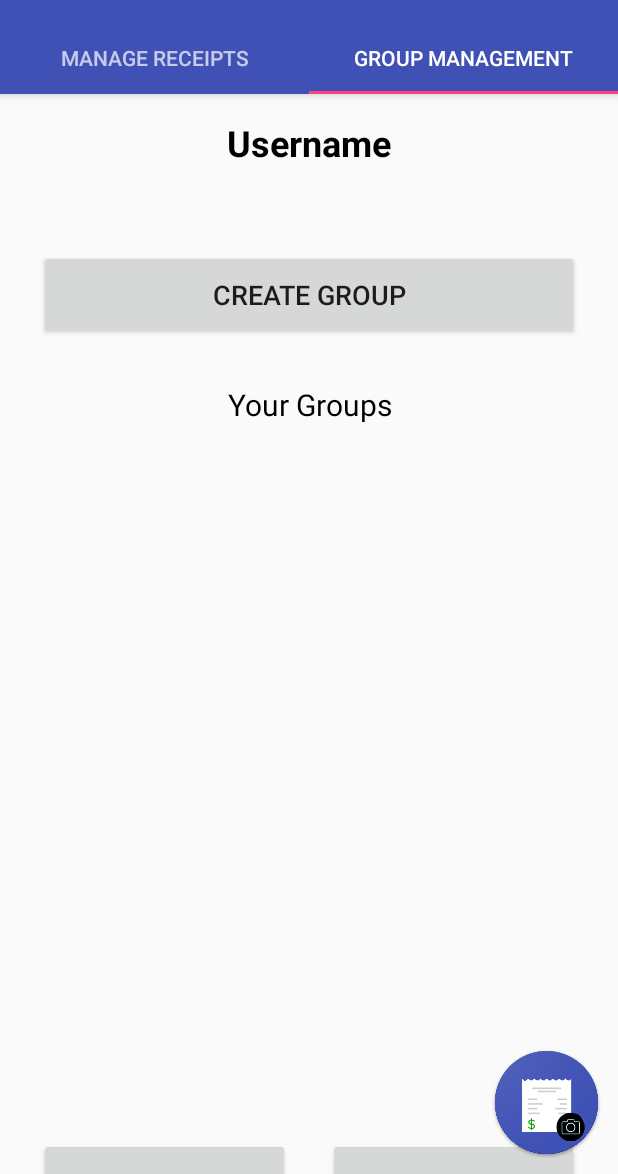
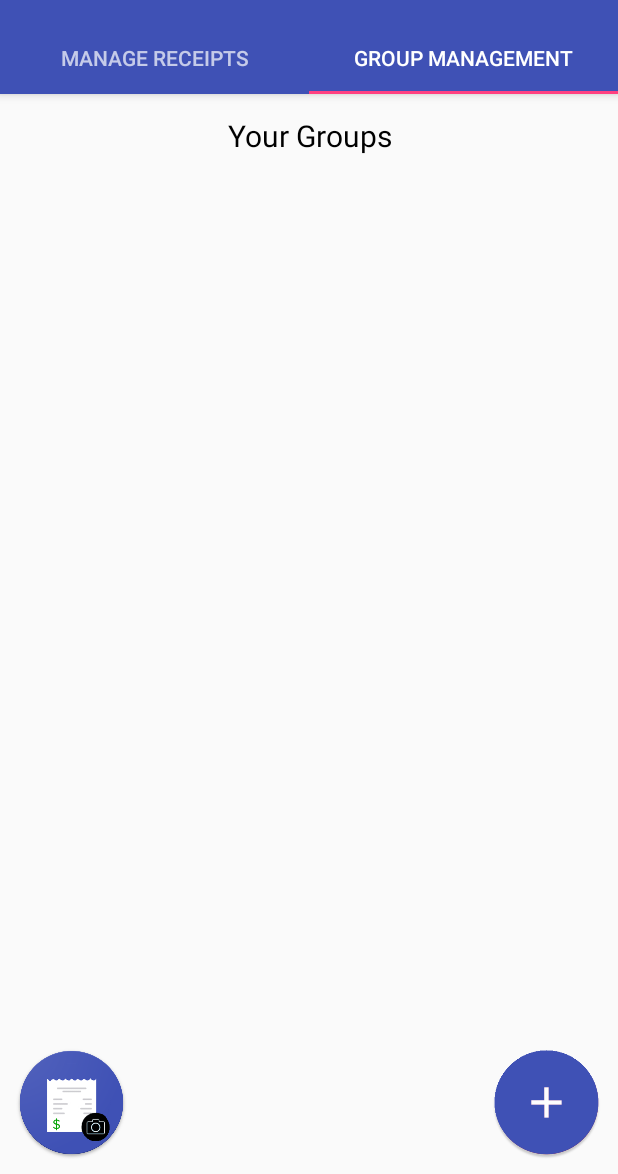
Before and after one commit to bpsokol/split-it, an Android app: the screen it shows after launch once a user with an empty profile is signed in (MainActivity), tab 2 chosen, on a phone screen of 412 x 824 dp, the part 62-1236 px from its top. Run offline under Robolectric (Android 15) with nearby library versions, the phone set to English and light mode, and no system bars; our stand-ins replace Firebase (no records; nobody signed in at launch, a user with empty details on screens opened directly); libraries missing offline, so code that uses them is left out: com.microblink, com.scandit.barcodepicker; 1 statement that could not run was skipped.

Commit message:
Updates to UI

```diff
--- a/SplitIt/app/src/main/java/project/cs495/splitit/CreateGroupActivity.java
+++ b/SplitIt/app/src/main/java/project/cs495/splitit/CreateGroupActivity.java
@@ -27,7 +27,7 @@ public class CreateGroupActivity extends AppCompatActivity {
         if (!isUserLogin()) {
             signOut();
         }
-        setContentView(R.layout.activity_creategroup);
+        setContentView(R.layout.activity_create_group);
         setTitle(getString(R.string.profile_title));
         profileName = (TextView) findViewById(R.id.user_name);
         groupName = (EditText) findViewById(R.id.group_name_input);
--- a/SplitIt/app/src/main/java/project/cs495/splitit/GroupManageActivity.java
+++ b/SplitIt/app/src/main/java/project/cs495/splitit/GroupManageActivity.java
@@ -21,14 +21,6 @@ public class GroupManageActivity extends Fragment{
         View rootView = inflater.inflate(R.layout.activity_group_manage, container, false);
         super.onCreate(savedInstanceState);
         auth = FirebaseAuth.getInstance();
-
-        Button createGroupButton = (Button)rootView.findViewById(R.id.create_group);
-        createGroupButton.setOnClickListener(new View.OnClickListener() {
-            public void onClick(View view) {
-                createGroup();
-            }
-        });
-
         return rootView;
     }
 
--- a/SplitIt/app/src/main/java/project/cs495/splitit/MainActivity.java
+++ b/SplitIt/app/src/main/java/project/cs495/splitit/MainActivity.java
@@ -6,6 +6,7 @@ import android.content.Intent;
 import android.content.pm.PackageManager;
 import android.os.Build;
 import android.os.Bundle;
+import android.support.design.widget.FloatingActionButton;
 import android.support.design.widget.TabLayout;
 import android.support.multidex.MultiDex;
 import android.support.v4.app.Fragment;
@@ -47,6 +48,7 @@ public class MainActivity extends AppCompatActivity {
     public static String RECEIPT_ID;
     private TextView profileName;
     private FirebaseAuth auth;
+    private int fabState = 0;
 
     @Override
     protected void onCreate(Bundle savedInstanceState) {
@@ -80,6 +82,43 @@ public class MainActivity extends AppCompatActivity {
             @Override
             public void onClick(View view) {
                 getCameraPermissions();
+            }
+        });
+
+
+        mViewPager.addOnPageChangeListener(new ViewPager.OnPageChangeListener() {
+
+            @Override
+            public void onPageScrollStateChanged(int state) {
+                //Called when the scroll state changes.
+            }
+
+            @Override
+            public void onPageScrolled(int position,
+                                       float positionOffset, int positionOffsetPixels) {
+            }
+
+            @Override
+            public void onPageSelected(int position) {
+                //This method will be invoked when a new page becomes selected.
+                fabState = position;
+            }
+        });
+
+        ImageButton plus = (ImageButton) findViewById(R.id.plus_button);
+        plus.setOnClickListener(new View.OnClickListener() {
+            @Override
+            public void onClick(View view) {
+                if (fabState == 0) {
+                    //write actions related to page one
+                }
+                else if (fabState == 1) {
+                    Intent createGroupIntent = new Intent(MainActivity.this, CreateGroupActivity.class);
+                    MainActivity.this.startActivity(createGroupIntent);
+                }
+                else {
+
+                }
             }
         });
     }
--- a/SplitIt/app/src/main/res/layout/activity_group_manage.xml
+++ b/SplitIt/app/src/main/res/layout/activity_group_manage.xml
@@ -1,88 +1,27 @@
 <?xml version="1.0" encoding="utf-8"?>
-<android.support.constraint.ConstraintLayout
-    xmlns:android="http://schemas.android.com/apk/res/android"
+<android.support.constraint.ConstraintLayout xmlns:android="http://schemas.android.com/apk/res/android"
     xmlns:app="http://schemas.android.com/apk/res-auto"
     xmlns:tools="http://schemas.android.com/tools"
     android:layout_width="match_parent"
     android:layout_height="match_parent">
 
-    <Button
-        android:id="@+id/delete_user2"
-        style="@style/FirebaseUI.Button.AccountChooser.EmailButton"
-        android:layout_width="167dp"
-        android:layout_height="60dp"
-        android:layout_marginBottom="20dp"
-        android:layout_marginTop="30dp"
-        android:gravity="center"
-        android:text="@string/delete_user"
-        android:textSize="14sp"
-        app:layout_constraintBottom_toBottomOf="parent"
-        app:layout_constraintEnd_toEndOf="parent"
-        app:layout_constraintHorizontal_bias="0.5"
-        app:layout_constraintStart_toEndOf="@+id/sign_out2"
-        app:layout_constraintTop_toBottomOf="@+id/account_settings"
-        app:layout_constraintVertical_bias="1.0" />
-
-    <Button
-        android:id="@+id/sign_out2"
-        style="@style/FirebaseUI.Button.AccountChooser.EmailButton"
-        android:layout_width="167dp"
-        android:layout_height="60dp"
-        android:layout_marginBottom="20dp"
-        android:layout_marginTop="30dp"
-        android:gravity="center"
-        android:text="@string/sign_out"
-        android:textSize="14sp"
-        app:layout_constraintBottom_toBottomOf="parent"
-        app:layout_constraintEnd_toStartOf="@+id/delete_user2"
-        app:layout_constraintHorizontal_bias="0.5"
-        app:layout_constraintStart_toStartOf="parent"
-        app:layout_constraintTop_toBottomOf="@+id/account_settings"
-        app:layout_constraintVertical_bias="1.0" />
-
-    <TextView
-        android:id="@+id/user_name"
-        android:layout_width="fill_parent"
-        android:layout_height="38dp"
-        android:layout_marginTop="16dp"
-        android:gravity="center_horizontal"
-        android:text="@string/user_name"
-        android:textAlignment="center"
-        android:textColor="@android:color/black"
-        android:textSize="24sp"
-
-        android:textStyle="bold"
-        app:layout_constraintEnd_toEndOf="parent"
-        app:layout_constraintHorizontal_bias="0.0"
-        app:layout_constraintStart_toStartOf="parent"
-        app:layout_constraintTop_toTopOf="parent" />
-
-    <Button
-        android:id="@+id/create_group"
-        style="@style/FirebaseUI.Button.AccountChooser.FacebookButton"
-        android:layout_width="360dp"
-        android:layout_height="60dp"
-        android:layout_marginTop="50dp"
-        android:text="@string/create_group"
-        android:textSize="18sp"
-        android:gravity="center"
-        app:layout_constraintEnd_toEndOf="parent"
-        app:layout_constraintHorizontal_bias="0.5"
-        app:layout_constraintStart_toStartOf="parent"
-        app:layout_constraintTop_toBottomOf="@+id/user_name" />
+    <RelativeLayout
+        android:layout_width="match_parent"
+        android:layout_height="match_parent">
 
         <TextView
             android:id="@+id/your_groups"
             android:layout_width="fill_parent"
             android:layout_height="35dp"
-        android:layout_marginTop="25dp"
+            android:layout_marginTop="10dp"
+            android:gravity="center"
             android:text="@string/your_groups"
-        android:gravity="center"
             android:textColor="@android:color/black"
             android:textSize="20dp"
             app:layout_constraintEnd_toEndOf="parent"
-        app:layout_constraintHorizontal_bias="0.5"
+            app:layout_constraintHorizontal_bias="0.0"
             app:layout_constraintStart_toStartOf="parent"
-        app:layout_constraintTop_toBottomOf="@+id/create_group" />
+            tools:layout_editor_absoluteY="0dp" />
+    </RelativeLayout>
 
 </android.support.constraint.ConstraintLayout>
--- a/SplitIt/app/src/main/res/layout/activity_main.xml
+++ b/SplitIt/app/src/main/res/layout/activity_main.xml
@@ -55,11 +55,22 @@
         android:id="@+id/scan_receipt"
         android:layout_width="75dp"
         android:layout_height="75dp"
+        android:layout_gravity="start|bottom"
+        android:layout_marginBottom="10dp"
+        android:layout_marginLeft="10dp"
+        android:background="@android:color/transparent"
+        android:scaleType="fitXY"
+        app:srcCompat="@drawable/scan_receipt_icon_blue" />
+
+    <ImageButton
+        android:id="@+id/plus_button"
+        android:layout_width="75dp"
+        android:layout_height="75dp"
         android:layout_gravity="end|bottom"
         android:layout_marginBottom="10dp"
         android:layout_marginRight="10dp"
         android:background="@android:color/transparent"
         android:scaleType="fitXY"
-        app:srcCompat="@drawable/scan_receipt_icon_blue" />
+        app:srcCompat="@drawable/plus_button_blue" />
 
 </android.support.design.widget.CoordinatorLayout>
```
Also changed, not shown: SplitIt/app/src/main/res/layout/activity_create_group.xml (added, +140 -0 lines), SplitIt/app/src/main/res/layout/activity_creategroup.xml (deleted, +0 -140 lines), SplitIt/app/src/main/res/drawable/plus_button_blue.png (added). Lines whose indentation alone changed are shown as unchanged.
